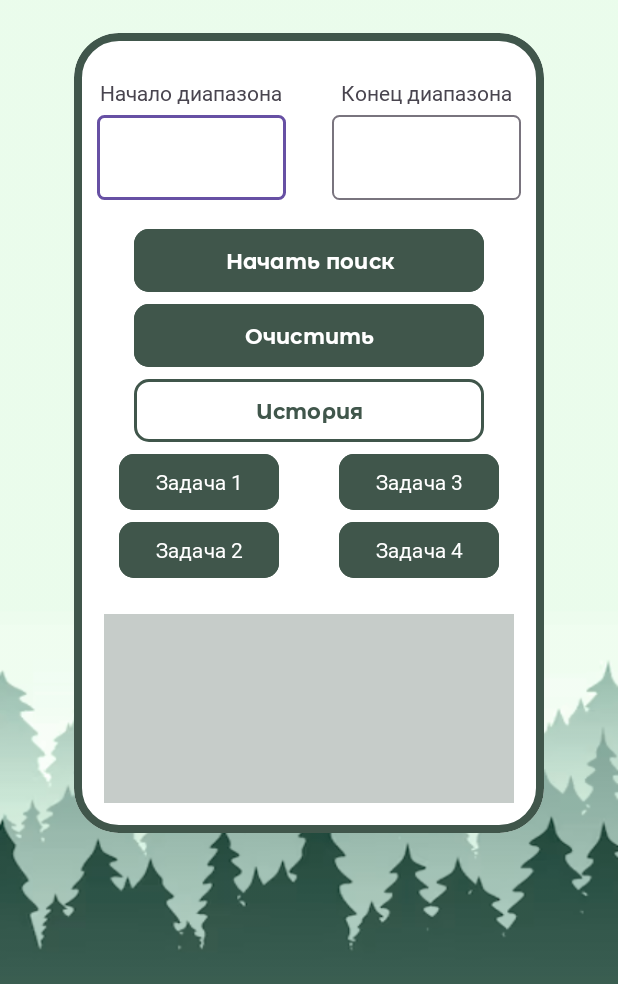
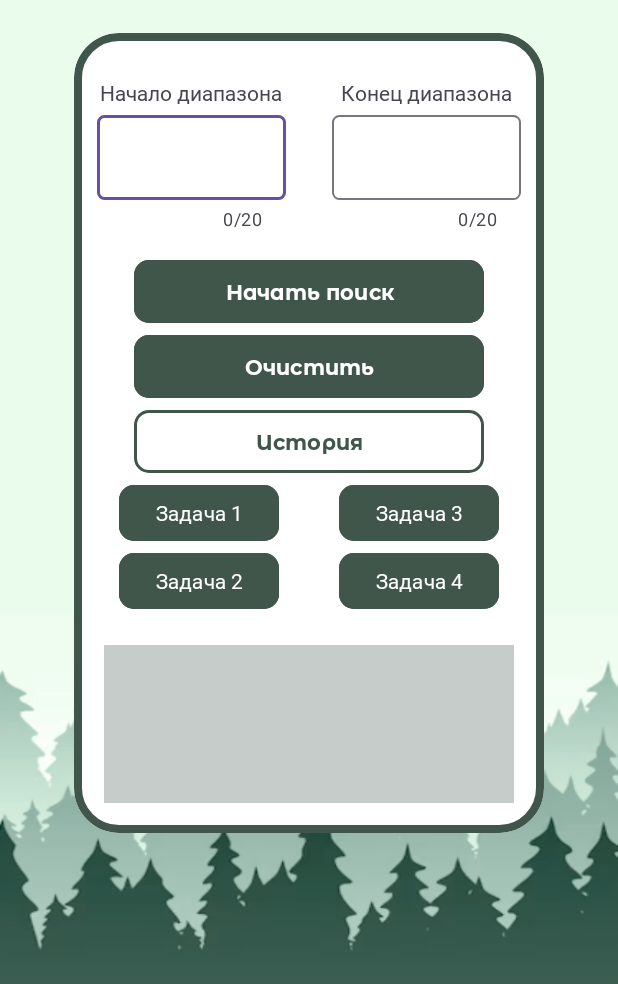
Before and after one commit to Uynya/KupiApp, an Android app: the MainAct screen opened directly, with no data from a screen before it, on a phone screen of 412 x 824 dp, the part 252-1236 px from its top. Run offline under Robolectric (Android 15) with nearby library versions, the phone set to English and light mode, and no system bars.

Commit message:
Validation on main layout

```diff
--- a/app/src/main/java/com/example/kupiapp/MainAct.java
+++ b/app/src/main/java/com/example/kupiapp/MainAct.java
@@ -1,13 +1,76 @@
 package com.example.kupiapp;
 import android.os.Bundle;
+import android.text.Editable;
+import android.text.TextWatcher;
 import android.widget.TextView;
 import androidx.activity.EdgeToEdge;
 import androidx.appcompat.app.AppCompatActivity;
 
+import com.google.android.material.textfield.TextInputEditText;
+import com.google.android.material.textfield.TextInputLayout;
+
 public class MainAct extends AppCompatActivity {
+    TextInputLayout startLayout, endLayout;
+    TextInputEditText startEditText, endEditText;
+    TextView logView;
+    Boolean checkDiap = false;
     @Override
     protected void onCreate(Bundle savedInstanceState) {
         super.onCreate(savedInstanceState);
         setContentView(R.layout.main);
+
+        startLayout = findViewById(R.id.DiapBegin);
+        endLayout = findViewById(R.id.DiapEnd);
+        startEditText = findViewById(R.id.DiapBeginText);
+        endEditText = findViewById(R.id.DiapEndText);
+        logView = findViewById(R.id.Log);
+        Validation valid = new Validation();
+
+        startEditText.addTextChangedListener(new TextWatcher() {
+            @Override
+            public void beforeTextChanged(CharSequence s, int start, int count, int after) {
+
+            }
+
+            @Override
+            public void onTextChanged(CharSequence s, int start, int before, int count) {
+
+            }
+
+            @Override
+            public void afterTextChanged(Editable s) {
+                String number = s.toString().trim();
+                if (valid.CheckRightLength(number, startLayout.getCounterMaxLength())) {
+                    startLayout.setError(null);
+                    checkDiap= true;
+                } else {
+                    startLayout.setError("");
+                    checkDiap = false;
+                }
+            }
+        });
+        endEditText.addTextChangedListener(new TextWatcher() {
+            @Override
+            public void beforeTextChanged(CharSequence s, int start, int count, int after) {
+
+            }
+
+            @Override
+            public void onTextChanged(CharSequence s, int start, int before, int count) {
+
+            }
+
+            @Override
+            public void afterTextChanged(Editable s) {
+                String number = s.toString().trim();
+                if (valid.CheckRightLength(number, endLayout.getCounterMaxLength())) {
+                    endLayout.setError(null);
+                    checkDiap= true;
+                } else {
+                    endLayout.setError("");
+                    checkDiap = false;
+                }
+            }
+        });
     }
 }
--- a/app/src/main/res/layout/main.xml
+++ b/app/src/main/res/layout/main.xml
@@ -77,7 +77,9 @@
                             app:boxCornerRadiusBottomStart="5dp"
                             app:boxCornerRadiusTopEnd="5dp"
                             app:boxCornerRadiusTopStart="5dp"
-                            app:hintTextAppearance="@style/MyHintStyle">
+                            app:hintTextAppearance="@style/MyHintStyle"
+                            app:counterEnabled="true"
+                            app:counterMaxLength="20">
 
                         <com.google.android.material.textfield.TextInputEditText
                             android:id="@+id/DiapBeginText"
@@ -111,7 +113,9 @@
                             app:boxCornerRadiusBottomStart="5dp"
                             app:boxCornerRadiusTopEnd="5dp"
                             app:boxCornerRadiusTopStart="5dp"
-                            app:hintTextAppearance="@style/MyHintStyle">
+                            app:hintTextAppearance="@style/MyHintStyle"
+                            app:counterEnabled="true"
+                            app:counterMaxLength="20">
 
                         <com.google.android.material.textfield.TextInputEditText
                             android:id="@+id/DiapEndText"
```
